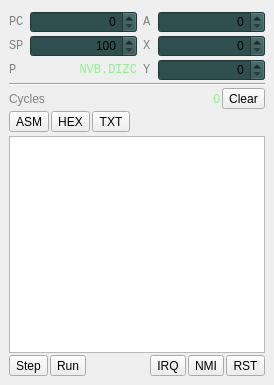
Before: the Qt Designer form monitorwidget.ui in rjaremczak/mo65x, drawn with Qt 5.
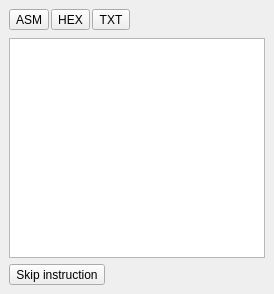
After: the same form once the commit is applied. Custom widgets are drawn as their Qt base class.

Commit message: execution widget created, refactoring

Diff of the .ui file:
```diff
--- a/monitorwidget.ui
+++ b/monitorwidget.ui
@@ -7,12 +7,12 @@
     <x>0</x>
     <y>0</y>
     <width>274</width>
-    <height>385</height>
+    <height>294</height>
    </rect>
   </property>
   <property name="styleSheet">
    <string notr="true">QDockWidget {color: orange}  QDockWidget::title {text-align: left;
-    border-bottom: 1px solid orange;} QListView::item { font-size: 14 }</string>
+    border-bottom: 1px solid orange;} </string>
   </property>
   <property name="features">
    <set>QDockWidget::DockWidgetFloatable|QDockWidget::DockWidgetMovable</set>
@@ -25,344 +25,6 @@
   </property>
   <widget class="QWidget" name="dockWidgetContents">
    <layout class="QVBoxLayout" name="verticalLayout">
-    <property name="spacing">
-     <number>2</number>
-    </property>
-    <item>
-     <layout class="QGridLayout" name="cpuLayout">
-      <property name="sizeConstraint">
-       <enum>QLayout::SetMaximumSize</enum>
-      </property>
-      <property name="topMargin">
-       <number>2</number>
-      </property>
-      <property name="horizontalSpacing">
-       <number>6</number>
-      </property>
-      <property name="verticalSpacing">
-       <number>2</number>
-      </property>
-      <item row="0" column="3">
-       <widget class="ByteSpinBox" name="regA">
-        <property name="styleSheet">
-         <string notr="true">background: darkslategray</string>
-        </property>
-        <property name="frame">
-         <bool>true</bool>
-        </property>
-        <property name="alignment">
-         <set>Qt::AlignRight|Qt::AlignTrailing|Qt::AlignVCenter</set>
-        </property>
-        <property name="buttonSymbols">
-         <enum>QAbstractSpinBox::UpDownArrows</enum>
-        </property>
-        <property name="maximum">
-         <number>255</number>
-        </property>
-        <property name="displayIntegerBase">
-         <number>16</number>
-        </property>
-       </widget>
-      </item>
-      <item row="2" column="2">
-       <widget class="QLabel" name="labelY">
-        <property name="sizePolicy">
-         <sizepolicy hsizetype="Maximum" vsizetype="Preferred">
-          <horstretch>0</horstretch>
-          <verstretch>0</verstretch>
-         </sizepolicy>
-        </property>
-        <property name="font">
-         <font>
-          <family>Monospace</family>
-         </font>
-        </property>
-        <property name="styleSheet">
-         <string notr="true">color:gray</string>
-        </property>
-        <property name="text">
-         <string>Y</string>
-        </property>
-        <property name="alignment">
-         <set>Qt::AlignLeading|Qt::AlignLeft|Qt::AlignVCenter</set>
-        </property>
-       </widget>
-      </item>
-      <item row="0" column="0">
-       <widget class="QLabel" name="labelPC">
-        <property name="sizePolicy">
-         <sizepolicy hsizetype="Maximum" vsizetype="Preferred">
-          <horstretch>0</horstretch>
-          <verstretch>0</verstretch>
-         </sizepolicy>
-        </property>
-        <property name="font">
-         <font>
-          <family>Monospace</family>
-         </font>
-        </property>
-        <property name="styleSheet">
-         <string notr="true">color:gray</string>
-        </property>
-        <property name="text">
-         <string>PC</string>
-        </property>
-        <property name="alignment">
-         <set>Qt::AlignLeading|Qt::AlignLeft|Qt::AlignVCenter</set>
-        </property>
-       </widget>
-      </item>
-      <item row="1" column="2">
-       <widget class="QLabel" name="label">
-        <property name="sizePolicy">
-         <sizepolicy hsizetype="Maximum" vsizetype="Preferred">
-          <horstretch>0</horstretch>
-          <verstretch>0</verstretch>
-         </sizepolicy>
-        </property>
-        <property name="font">
-         <font>
-          <family>Monospace</family>
-         </font>
-        </property>
-        <property name="styleSheet">
-         <string notr="true">color:gray</string>
-        </property>
-        <property name="text">
-         <string>X</string>
-        </property>
-        <property name="alignment">
-         <set>Qt::AlignLeading|Qt::AlignLeft|Qt::AlignVCenter</set>
-        </property>
-       </widget>
-      </item>
-      <item row="2" column="0">
-       <widget class="QLabel" name="labelP">
-        <property name="sizePolicy">
-         <sizepolicy hsizetype="Maximum" vsizetype="Preferred">
-          <horstretch>0</horstretch>
-          <verstretch>0</verstretch>
-         </sizepolicy>
-        </property>
-        <property name="font">
-         <font>
-          <family>Monospace</family>
-         </font>
-        </property>
-        <property name="styleSheet">
-         <string notr="true">color:gray</string>
-        </property>
-        <property name="text">
-         <string>P</string>
-        </property>
-        <property name="alignment">
-         <set>Qt::AlignLeading|Qt::AlignLeft|Qt::AlignVCenter</set>
-        </property>
-       </widget>
-      </item>
-      <item row="0" column="1">
-       <widget class="WordSpinBox" name="regPC">
-        <property name="styleSheet">
-         <string notr="true">background: darkslategray</string>
-        </property>
-        <property name="frame">
-         <bool>true</bool>
-        </property>
-        <property name="alignment">
-         <set>Qt::AlignRight|Qt::AlignTrailing|Qt::AlignVCenter</set>
-        </property>
-        <property name="buttonSymbols">
-         <enum>QAbstractSpinBox::UpDownArrows</enum>
-        </property>
-        <property name="maximum">
-         <number>65535</number>
-        </property>
-        <property name="displayIntegerBase">
-         <number>16</number>
-        </property>
-       </widget>
-      </item>
-      <item row="2" column="1">
-       <widget class="QLabel" name="flags">
-        <property name="font">
-         <font>
-          <family>Monospace</family>
-         </font>
-        </property>
-        <property name="styleSheet">
-         <string notr="true">color:lightgreen</string>
-        </property>
-        <property name="text">
-         <string>NVB.DIZC</string>
-        </property>
-        <property name="alignment">
-         <set>Qt::AlignRight|Qt::AlignTrailing|Qt::AlignVCenter</set>
-        </property>
-       </widget>
-      </item>
-      <item row="1" column="1">
-       <widget class="WordSpinBox" name="regSP">
-        <property name="styleSheet">
-         <string notr="true">background: darkslategray</string>
-        </property>
-        <property name="frame">
-         <bool>true</bool>
-        </property>
-        <property name="alignment">
-         <set>Qt::AlignRight|Qt::AlignTrailing|Qt::AlignVCenter</set>
-        </property>
-        <property name="buttonSymbols">
-         <enum>QAbstractSpinBox::UpDownArrows</enum>
-        </property>
-        <property name="minimum">
-         <number>256</number>
-        </property>
-        <property name="maximum">
-         <number>511</number>
-        </property>
-        <property name="displayIntegerBase">
-         <number>16</number>
-        </property>
-       </widget>
-      </item>
-      <item row="1" column="3">
-       <widget class="ByteSpinBox" name="regX">
-        <property name="styleSheet">
-         <string notr="true">background: darkslategray</string>
-        </property>
-        <property name="frame">
-         <bool>true</bool>
-        </property>
-        <property name="alignment">
-         <set>Qt::AlignRight|Qt::AlignTrailing|Qt::AlignVCenter</set>
-        </property>
-        <property name="buttonSymbols">
-         <enum>QAbstractSpinBox::UpDownArrows</enum>
-        </property>
-        <property name="maximum">
-         <number>255</number>
-        </property>
-        <property name="displayIntegerBase">
-         <number>16</number>
-        </property>
-       </widget>
-      </item>
-      <item row="0" column="2">
-       <widget class="QLabel" name="labelA">
-        <property name="sizePolicy">
-         <sizepolicy hsizetype="Maximum" vsizetype="Preferred">
-          <horstretch>0</horstretch>
-          <verstretch>0</verstretch>
-         </sizepolicy>
-        </property>
-        <property name="font">
-         <font>
-          <family>Monospace</family>
-         </font>
-        </property>
-        <property name="styleSheet">
-         <string notr="true">color:gray</string>
-        </property>
-        <property name="text">
-         <string>A</string>
-        </property>
-        <property name="alignment">
-         <set>Qt::AlignLeading|Qt::AlignLeft|Qt::AlignVCenter</set>
-        </property>
-       </widget>
-      </item>
-      <item row="2" column="3">
-       <widget class="ByteSpinBox" name="regY">
-        <property name="styleSheet">
-         <string notr="true">background: darkslategray</string>
-        </property>
-        <property name="frame">
-         <bool>true</bool>
-        </property>
-        <property name="alignment">
-         <set>Qt::AlignRight|Qt::AlignTrailing|Qt::AlignVCenter</set>
-        </property>
-        <property name="buttonSymbols">
-         <enum>QAbstractSpinBox::UpDownArrows</enum>
-        </property>
-        <property name="maximum">
-         <number>255</number>
-        </property>
-        <property name="displayIntegerBase">
-         <number>16</number>
-        </property>
-       </widget>
-      </item>
-      <item row="1" column="0">
-       <widget class="QLabel" name="labelSP">
-        <property name="sizePolicy">
-         <sizepolicy hsizetype="Maximum" vsizetype="Preferred">
-          <horstretch>0</horstretch>
-          <verstretch>0</verstretch>
-         </sizepolicy>
-        </property>
-        <property name="font">
-         <font>
-          <family>Monospace</family>
-         </font>
-        </property>
-        <property name="styleSheet">
-         <string notr="true">color:gray</string>
-        </property>
-        <property name="text">
-         <string>SP</string>
-        </property>
-        <property name="alignment">
-         <set>Qt::AlignLeading|Qt::AlignLeft|Qt::AlignVCenter</set>
-        </property>
-       </widget>
-      </item>
-     </layout>
-    </item>
-    <item>
-     <widget class="Line" name="line_3">
-      <property name="orientation">
-       <enum>Qt::Horizontal</enum>
-      </property>
-     </widget>
-    </item>
-    <item>
-     <layout class="QGridLayout" name="cyclesLayout">
-      <item row="0" column="0">
-       <widget class="QLabel" name="label_2">
-        <property name="styleSheet">
-         <string notr="true">color:gray</string>
-        </property>
-        <property name="text">
-         <string>Cycles</string>
-        </property>
-       </widget>
-      </item>
-      <item row="0" column="1">
-       <widget class="QLabel" name="cycles">
-        <property name="styleSheet">
-         <string notr="true">color:lightgreen</string>
-        </property>
-        <property name="text">
-         <string>0</string>
-        </property>
-        <property name="alignment">
-         <set>Qt::AlignRight|Qt::AlignTrailing|Qt::AlignVCenter</set>
-        </property>
-       </widget>
-      </item>
-      <item row="0" column="2">
-       <widget class="QToolButton" name="cyclesClear">
-        <property name="text">
-         <string>Clear</string>
-        </property>
-        <property name="checkable">
-         <bool>true</bool>
-        </property>
-       </widget>
-      </item>
-     </layout>
-    </item>
     <item>
      <layout class="QHBoxLayout" name="viewModeLayout">
       <property name="spacing">
@@ -440,30 +102,17 @@
        <string>&lt;!DOCTYPE HTML PUBLIC &quot;-//W3C//DTD HTML 4.0//EN&quot; &quot;http://www.w3.org/TR/REC-html40/strict.dtd&quot;&gt;
 &lt;html&gt;&lt;head&gt;&lt;meta name=&quot;qrichtext&quot; content=&quot;1&quot; /&gt;&lt;style type=&quot;text/css&quot;&gt;
 p, li { white-space: pre-wrap; }
-&lt;/style&gt;&lt;/head&gt;&lt;body style=&quot; font-family:'.SF NS Text'; font-size:13pt; font-weight:400; font-style:normal;&quot;&gt;
-&lt;p style=&quot;-qt-paragraph-type:empty; margin-top:0px; margin-bottom:0px; margin-left:0px; margin-right:0px; -qt-block-indent:0; text-indent:0px; font-family:'.SF NS Text';&quot;&gt;&lt;br /&gt;&lt;/p&gt;&lt;/body&gt;&lt;/html&gt;</string>
+&lt;/style&gt;&lt;/head&gt;&lt;body style=&quot; font-family:'Ubuntu'; font-size:11pt; font-weight:400; font-style:normal;&quot;&gt;
+&lt;p style=&quot;-qt-paragraph-type:empty; margin-top:0px; margin-bottom:0px; margin-left:0px; margin-right:0px; -qt-block-indent:0; text-indent:0px; font-family:'.SF NS Text'; font-size:13pt;&quot;&gt;&lt;br /&gt;&lt;/p&gt;&lt;/body&gt;&lt;/html&gt;</string>
       </property>
      </widget>
     </item>
     <item>
-     <layout class="QHBoxLayout" name="debugLayout">
-      <property name="spacing">
-       <number>2</number>
-      </property>
+     <layout class="QHBoxLayout" name="horizontalLayout">
       <item>
        <widget class="QToolButton" name="stepExecution">
         <property name="text">
-         <string>Step</string>
-        </property>
-       </widget>
-      </item>
-      <item>
-       <widget class="QToolButton" name="continuousExecution">
-        <property name="text">
-         <string>Run</string>
-        </property>
-        <property name="checkable">
-         <bool>true</bool>
+         <string>Skip instruction</string>
         </property>
        </widget>
       </item>
@@ -480,44 +129,11 @@
         </property>
        </spacer>
       </item>
-      <item>
-       <widget class="QToolButton" name="activateIRQ">
-        <property name="text">
-         <string>IRQ</string>
-        </property>
-       </widget>
-      </item>
-      <item>
-       <widget class="QToolButton" name="activateNMI">
-        <property name="text">
-         <string>NMI</string>
-        </property>
-       </widget>
-      </item>
-      <item>
-       <widget class="QToolButton" name="activateRESET">
-        <property name="text">
-         <string>RST</string>
-        </property>
-       </widget>
-      </item>
      </layout>
     </item>
    </layout>
   </widget>
  </widget>
- <customwidgets>
-  <customwidget>
-   <class>ByteSpinBox</class>
-   <extends>QSpinBox</extends>
-   <header>bytespinbox.h</header>
-  </customwidget>
-  <customwidget>
-   <class>WordSpinBox</class>
-   <extends>QSpinBox</extends>
-   <header>wordspinbox.h</header>
-  </customwidget>
- </customwidgets>
  <resources/>
  <connections/>
  <buttongroups>
```
Left out of the diff: 2 changed lines with no effect on the pictures. The commit also changes 17 other files.
